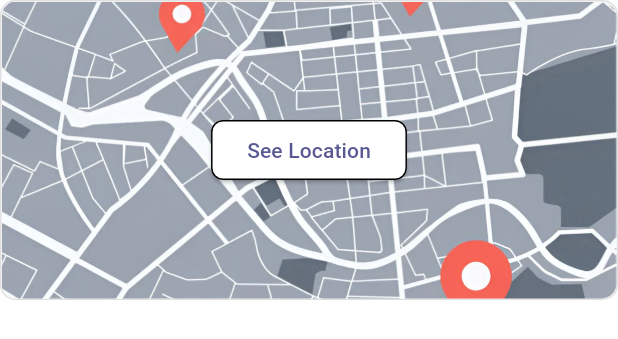
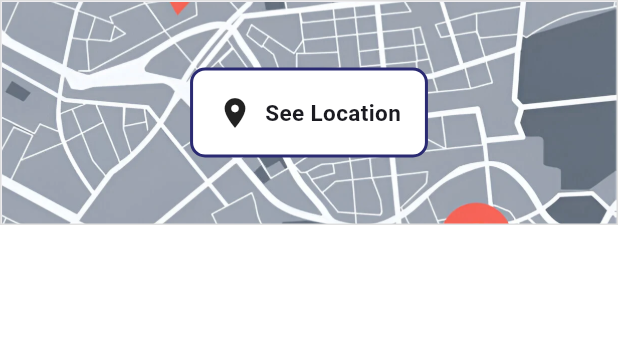
Before and after one commit to islambahaaa/civix_fixing_team, a Flutter app: the IssueLocationContainer widget shown alone on an empty page, opened directly, on a phone screen of 412 x 824 dp. Shown: the top 339 px of the screen. Run offline on Flutter 3.47's test engine with Material 3 defaults, Android fonts, the phone set to English and light mode, and no system bars; our stand-ins replace bloc, cached_network_image, carousel_slider, dartz, dio, email_validator and 10 more; accounts and stored records are empty; Roboto replaces fonts that are missing (Cairo); project files that could hold a hidden picture were left out.

Commit message:
make see location container

```diff
--- a/lib/features/auth/presentation/views/widgets/signin_view_body.dart
+++ b/lib/features/auth/presentation/views/widgets/signin_view_body.dart
@@ -86,7 +86,7 @@ class _SigninViewBodyState extends State<SigninViewBody> {
                 text: S.of(context).login,
               ),
               const SizedBox(height: 16),
-              const DontHaveAccount(),
+              //const DontHaveAccount(),
             ],
           ),
         ),
--- a/lib/features/report_details/presentation/views/widgets/location_section.dart
+++ b/lib/features/report_details/presentation/views/widgets/location_section.dart
@@ -1,4 +1,6 @@
+import 'package:civix_teams/core/utils/app_colors.dart';
 import 'package:civix_teams/core/utils/app_images.dart';
+import 'package:civix_teams/core/utils/app_text_styles.dart';
 import 'package:civix_teams/features/report_details/presentation/views/widgets/location_item.dart';
 import 'package:flutter/material.dart';
 
@@ -35,33 +37,48 @@ class IssueLocationContainer extends StatelessWidget {
 
   @override
   Widget build(BuildContext context) {
-    return Container(
-      height: 200,
+    return Material(
+      child: InkWell(
+        onTap: () {},
+        child: Container(
+          height: 150,
           width: double.infinity,
           decoration: BoxDecoration(
-        borderRadius: BorderRadius.circular(10),
             border: Border.all(color: Colors.grey.shade300),
           ),
-      child: ClipRRect(
-        borderRadius: BorderRadius.circular(10),
+          child: Ink(
             child: Stack(
               alignment: Alignment.center,
               children: [
                 Positioned.fill(
-              child: Image.asset(Assets.imagesMap, fit: BoxFit.cover),
-            ),
-            ElevatedButton(
-              onPressed: () {},
-              style: ElevatedButton.styleFrom(
-                backgroundColor: Colors.white,
-                shape: RoundedRectangleBorder(
-                  borderRadius: BorderRadius.circular(8),
-                  side: const BorderSide(color: Colors.black),
+                  child: Ink.image(
+                    image: AssetImage(Assets.imagesMap),
+                    fit: BoxFit.cover,
                   ),
                 ),
-              child: Text("See Location"),
+                Container(
+                  padding: const EdgeInsets.symmetric(
+                    horizontal: 16,
+                    vertical: 16,
+                  ),
+                  decoration: BoxDecoration(
+                    borderRadius: BorderRadius.circular(10),
+                    color: Colors.white,
+                    border: Border.all(color: AppColors.primaryColor, width: 2),
+                  ),
+
+                  child: Row(
+                    mainAxisSize: MainAxisSize.min,
+                    children: [
+                      Icon(Icons.location_on),
+                      const SizedBox(width: 8),
+                      Text("See Location", style: TextStyles.bold15inter),
+                    ],
+                  ),
                 ),
               ],
+            ),
+          ),
         ),
       ),
     );
```
Lines whose indentation alone changed are shown as unchanged.
